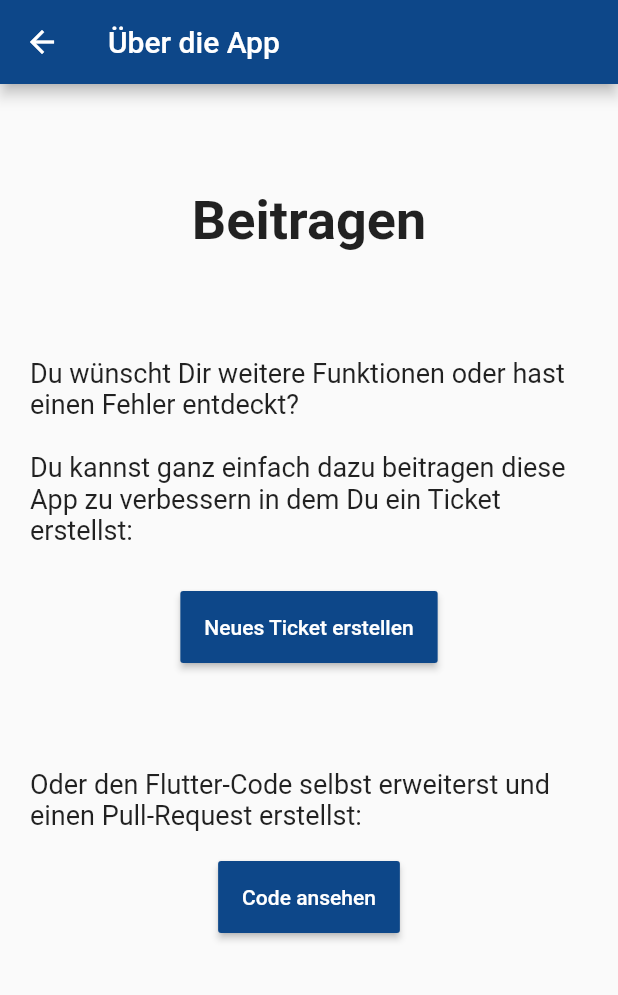
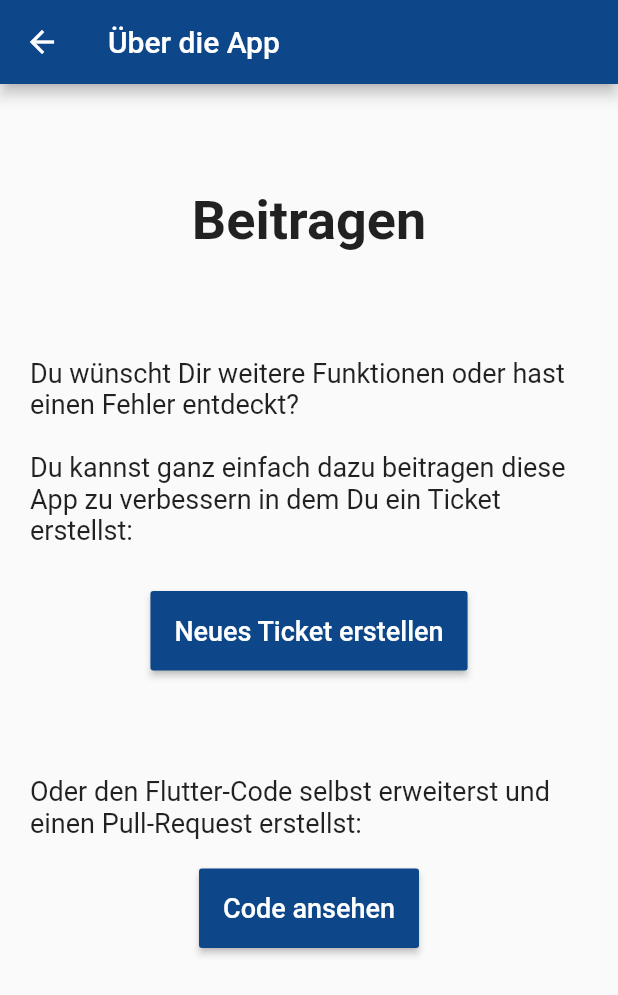
Before and after one commit to agehret/dassuflights, a Flutter app: the screen it shows after launch, in the side drawer, after a tap on "Beitragen", on a phone screen of 412 x 824 dp. Shown: the top 995 px of the screen. Run offline on Flutter 3.47's test engine with Material 2 defaults, Android fonts, the phone set to English and light mode, and no system bars; our stand-ins replace sqflite; accounts and stored records are empty.

Commit message:
Increased button font size

```diff
--- a/lib/ui/contribute_dialog.dart
+++ b/lib/ui/contribute_dialog.dart
@@ -44,7 +44,7 @@ class ContributeDialogState extends State<ContributeDialog> {
                       textColor: Colors.white,
                       padding: EdgeInsets.all(16.0),
                         onPressed: _launchTicketURL,
-                        child: Text('Neues Ticket erstellen'),
+                        child: Text('Neues Ticket erstellen', style: biggerFont),
                     )
                   ),
                 ),
@@ -61,7 +61,7 @@ class ContributeDialogState extends State<ContributeDialog> {
                         textColor: Colors.white,
                         padding: EdgeInsets.all(16.0),
                         onPressed: _launchCodeURL,
-                        child: Text('Code ansehen'),
+                        child: Text('Code ansehen', style: biggerFont),
                       )
                   ),
                 ),
```
